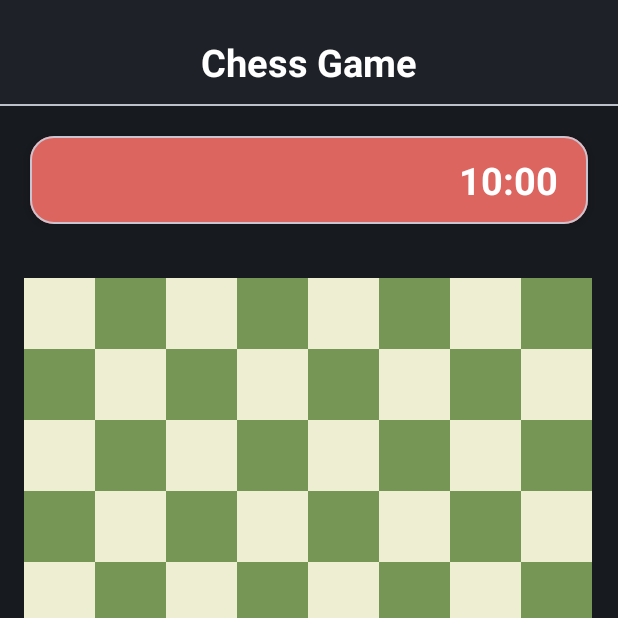
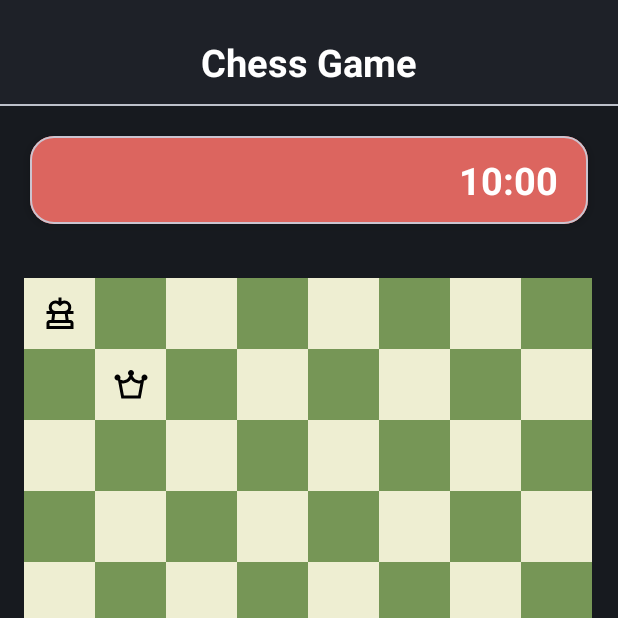
Before and after one commit to BlankNaru/Chess-pl, an Android app: the screen it shows after launch (MainActivity), on a phone screen of 412 x 824 dp, the top half of it. Run offline under Robolectric (Android 15) with nearby library versions, the phone set to English and light mode, and no system bars.

Commit message:
Creating chessboard, adding classes for figures and setting them on the board

```diff
--- /dev/null
+++ b/app/src/main/java/com/example/chesspl/ChessHelper.java
@@ -0,0 +1,61 @@
+package com.example.chesspl;
+
+import android.app.Activity;
+import android.graphics.Color;
+import android.view.View;
+import android.widget.FrameLayout;
+import android.widget.GridLayout;
+import android.widget.ImageView;
+
+import com.example.chesspl.chessClasses.Chessboard;
+
+public class ChessHelper {
+
+
+    public static void generateFields(GridLayout chessboardLayout, Activity activity, Chessboard chessboard)
+    {
+
+        int size = 8;
+
+        chessboardLayout.post(() -> {
+            int cellSize = chessboardLayout.getWidth() / size;
+
+            for (int row = 0; row < size; row++) {
+                for (int col = 0; col < size; col++) {
+
+                    FrameLayout square = new FrameLayout(activity);
+
+                    View tileView = new View(activity);
+                    tileView.setBackgroundColor(
+                            ((row + col) % 2 == 0) ? Color.parseColor("#EEEED2") : Color.parseColor("#769656")
+                    );
+                    FrameLayout.LayoutParams tileParams = new FrameLayout.LayoutParams(
+                            FrameLayout.LayoutParams.MATCH_PARENT,
+                            FrameLayout.LayoutParams.MATCH_PARENT
+                    );
+                    square.addView(tileView, tileParams);
+
+                    ImageView pieceView = new ImageView(activity);
+                    pieceView.setScaleType(ImageView.ScaleType.CENTER_INSIDE);
+                    pieceView.setImageResource(R.drawable.king);
+                    pieceView.setVisibility(View.GONE);
+                    FrameLayout.LayoutParams pieceParams = new FrameLayout.LayoutParams(
+                            FrameLayout.LayoutParams.MATCH_PARENT,
+                            FrameLayout.LayoutParams.MATCH_PARENT
+                    );
+                    square.addView(pieceView, pieceParams);
+
+                    GridLayout.LayoutParams params = new GridLayout.LayoutParams();
+                    params.width = cellSize;
+                    params.height = cellSize;
+                    params.rowSpec = GridLayout.spec(row);
+                    params.columnSpec = GridLayout.spec(col);
+
+                    chessboardLayout.addView(square, params);
+                    chessboard.getFields().get(row).get(col).setGraphic(square, pieceView);
+                }
+            }
+            chessboard.piecesInit();
+        });
+    }
+}
--- a/app/src/main/java/com/example/chesspl/MainActivity.java
+++ b/app/src/main/java/com/example/chesspl/MainActivity.java
@@ -11,6 +11,8 @@ import androidx.core.graphics.Insets;
 import androidx.core.view.ViewCompat;
 import androidx.core.view.WindowInsetsCompat;
 
+import com.example.chesspl.chessClasses.Chessboard;
+
 public class MainActivity extends AppCompatActivity {
 
     @Override
@@ -19,31 +21,7 @@ public class MainActivity extends AppCompatActivity {
         setContentView(R.layout.game_layout);
 
         GridLayout chessBoard = findViewById(R.id.chessBoard);
-        int size = 8;
+        Chessboard chessboard = new Chessboard(false, chessBoard, this);
 
-        chessBoard.post(() -> {
-            int cellSize = chessBoard.getWidth() / size;
-
-            for (int row = 0; row < size; row++) {
-                for (int col = 0; col < size; col++) {
-
-                    View square = new View(this);
-
-                    if ((row + col) % 2 == 0) {
-                        square.setBackgroundColor(Color.parseColor("#EEEED2")); // light
-                    } else {
-                        square.setBackgroundColor(Color.parseColor("#769656")); // dark
-                    }
-
-                    GridLayout.LayoutParams params = new GridLayout.LayoutParams();
-                    params.width = cellSize;
-                    params.height = cellSize;
-                    params.rowSpec = GridLayout.spec(row);
-                    params.columnSpec = GridLayout.spec(col);
-
-                    chessBoard.addView(square, params);
-                }
-            }
-        });
     }
 }
--- /dev/null
+++ b/app/src/main/java/com/example/chesspl/chessClasses/ChessField.java
@@ -0,0 +1,54 @@
+package com.example.chesspl.chessClasses;
+
+import android.app.Activity;
+import android.view.View;
+import android.widget.FrameLayout;
+import android.widget.ImageView;
+
+import com.example.chesspl.R;
+
+public class ChessField {
+    private String letter;
+    private String number;
+    private Piece piece = null;
+    private FrameLayout view;
+    private ImageView pieceView;
+
+    public ChessField(String field)
+    {
+        letter = field.substring(0,1);
+        number = field.substring(1);
+    }
+
+    public ChessField(String letter, String number)
+    {
+        this.letter = letter;
+        this.number = number;
+    }
+
+    public Piece getPiece() {
+        return piece;
+    }
+
+    public void setPiece(Piece piece) {
+        this.piece = piece;
+        pieceView.setImageResource(piece.getDrawable());
+        pieceView.setVisibility(View.VISIBLE);
+    }
+    public void clearPiece()
+    {
+        pieceView.setVisibility(View.GONE);
+        this.piece = null;
+    }
+
+
+    public String getCoordinates()
+    {
+        return letter + number;
+    }
+
+    public void setGraphic(FrameLayout view, ImageView pieceView) {
+        this.view = view;
+        this.pieceView = pieceView;
+    }
+}
--- /dev/null
+++ b/app/src/main/java/com/example/chesspl/chessClasses/Chessboard.java
@@ -0,0 +1,81 @@
+package com.example.chesspl.chessClasses;
+
+import android.app.Activity;
+import android.widget.GridLayout;
+
+import com.example.chesspl.ChessHelper;
+
+import java.util.ArrayList;
+import java.util.List;
+
+public class Chessboard {
+
+    private List<List<ChessField>> fields;
+    private boolean empty;
+
+    public Chessboard(boolean empty, GridLayout chessboardLayout, Activity activity)
+    {
+        this.empty = empty;
+        fieldsInit();
+        ChessHelper.generateFields(chessboardLayout, activity, this);
+    }
+
+    public void fieldsInit()
+    {
+        fields = new ArrayList<>();
+        for(int i=1; i<=8; i++)
+        {
+            List<ChessField> row = new ArrayList<>();
+            for(int j='A'; j<='H'; j++)
+            {
+                String letterAsString = Character.toString(Character.forDigit(j, 10));
+                String numberAsString = Integer.toString(i);
+                row.add(new ChessField(letterAsString, numberAsString));
+            }
+            fields.add(row);
+        }
+    }
+
+    public void piecesInit()
+    {
+        if(empty)
+            return;
+        fields.get(0).get(0).setPiece(new King(Color.WHITE));
+        fields.get(1).get(1).setPiece(new Queen(Color.WHITE));
+    }
+
+    public void setNewPiece(int row, int col, Piece piece)
+    {
+        fields.get(row).get(col).setPiece(piece);
+    }
+
+    public void setPiece(String coordinates, Piece piece)
+    {
+        for(List<ChessField> row : fields)
+            for(ChessField field : row)
+                if(field.getCoordinates().equals(coordinates))
+                {
+                    takePiece(field);
+                    ChessField oldField = getLocation(piece);
+                    field.setPiece(piece);
+                    oldField.setPiece(null);
+                }
+    }
+
+    public void takePiece(ChessField field)
+    {
+        field.setPiece(null);
+    }
+    public ChessField getLocation(Piece piece)
+    {
+        for(List<ChessField> row : fields)
+            for(ChessField field : row)
+                if(field.getPiece().equals(piece))
+                    return field;
+        return null;
+    }
+
+    public List<List<ChessField>> getFields() {
+        return fields;
+    }
+}
--- /dev/null
+++ b/app/src/main/java/com/example/chesspl/chessClasses/Color.java
@@ -0,0 +1,6 @@
+package com.example.chesspl.chessClasses;
+
+public enum Color {
+    WHITE,
+    BLACK
+}
--- /dev/null
+++ b/app/src/main/java/com/example/chesspl/chessClasses/King.java
@@ -0,0 +1,19 @@
+package com.example.chesspl.chessClasses;
+
+import android.graphics.drawable.Drawable;
+
+import com.example.chesspl.R;
+
+public class King implements Piece{
+    private Color color;
+
+    public King(Color color)
+    {
+        this.color = color;
+    }
+
+    @Override
+    public int getDrawable() {
+        return R.drawable.king;
+    }
+}
--- /dev/null
+++ b/app/src/main/java/com/example/chesspl/chessClasses/Piece.java
@@ -0,0 +1,7 @@
+package com.example.chesspl.chessClasses;
+
+import android.graphics.drawable.Drawable;
+
+public interface Piece {
+    int getDrawable();
+}
--- /dev/null
+++ b/app/src/main/java/com/example/chesspl/chessClasses/Queen.java
@@ -0,0 +1,17 @@
+package com.example.chesspl.chessClasses;
+
+import com.example.chesspl.R;
+
+public class Queen implements Piece {
+    private Color color;
+
+    public Queen(Color color)
+    {
+        this.color = color;
+    }
+
+    @Override
+    public int getDrawable() {
+        return R.drawable.queen;
+    }
+}
--- /dev/null
+++ b/app/src/main/res/drawable/king.xml
@@ -0,0 +1,10 @@
+<vector xmlns:android="http://schemas.android.com/apk/res/android"
+    android:width="24dp"
+    android:height="24dp"
+    android:viewportWidth="960"
+    android:viewportHeight="960"
+    android:tint="@color/black">
+  <path
+      android:pathData="m480,274 l-54,-48q-14,-12 -30.5,-19t-35.5,-7q-42,0 -71,29t-29,71q0,42 29,71t71,29L210,400q-14,-22 -22,-47t-8,-53q0,-75 52.5,-127.5T360,120q21,0 41,4.5t39,14.5v-99h80v99q19,-9 39,-14t41,-5q75,0 127.5,52.5T780,300q0,28 -8,53t-22,47L600,400q42,0 71,-29t29,-71q0,-42 -29,-71t-71,-29q-19,0 -35.5,6.5T534,226l-54,48ZM120,880v-160q0,-33 23.5,-56.5T200,640h50l20,-160L120,480v-80h720v80L690,480l20,160h50q33,0 56.5,23.5T840,720v160L120,880ZM200,800h560v-80L200,720v80ZM330,640h299l-20,-160L350,480l-20,160ZM480,800ZM480,480Z"
+      android:fillColor="#e3e3e3"/>
+</vector>
--- /dev/null
+++ b/app/src/main/res/drawable/queen.xml
@@ -0,0 +1,10 @@
+<vector xmlns:android="http://schemas.android.com/apk/res/android"
+    android:width="24dp"
+    android:height="24dp"
+    android:viewportWidth="960"
+    android:viewportHeight="960"
+    android:tint="@color/black">
+  <path
+      android:pathData="m223,840 l-89,-481q-37,7 -65.5,-17T40,280q0,-33 23.5,-56.5T120,200q33,0 56.5,23.5T200,280q0,14 -4,26t-12,22q22,13 44.5,21.5T276,358q44,0 81.5,-22t58.5,-60l25,-46q-19,-11 -30,-29t-11,-41q0,-33 23.5,-56.5T480,80q33,0 56.5,23.5T560,160q0,23 -11,41t-30,29l25,46q21,38 58.5,60t81.5,22q25,0 47.5,-8t44.5,-21q-8,-10 -12,-22.5t-4,-26.5q0,-33 23.5,-56.5T840,200q33,0 56.5,23.5T920,280q0,38 -28.5,62T826,359l-89,481L223,840ZM290,760h380l60,-326q-11,2 -23,3.5t-23,1.5q-63,0 -117,-30t-87,-84q-33,54 -87,84t-117,30q-11,0 -23,-1.5t-23,-3.5l60,326ZM480,760Z"
+      android:fillColor="#e3e3e3"/>
+</vector>
--- a/app/src/main/res/layout-port/game_layout.xml
+++ b/app/src/main/res/layout-port/game_layout.xml
@@ -7,7 +7,8 @@
     android:layout_width="match_parent"
     android:layout_height="match_parent"
     android:background="@color/almost_black"
-    tools:context=".MainActivity">
+    tools:context=".MainActivity"
+    tools:ignore="MissingDefaultResource">
 
     <TextView
         android:id="@+id/sectionTitle"
```
Also changed, not shown: app/src/main/java/com/example/chesspl/chessClasses/Bishop.java (added, +17 -0 lines), app/src/main/java/com/example/chesspl/chessClasses/Knight.java (added, +18 -0 lines), app/src/main/java/com/example/chesspl/chessClasses/Pawn.java (added, +17 -0 lines), app/src/main/java/com/example/chesspl/chessClasses/Rook.java (added, +17 -0 lines), app/src/main/res/drawable/bishop.xml (added, +9 -0 lines), app/src/main/res/drawable/knight.xml (added, +9 -0 lines), app/src/main/res/drawable/pawn.xml (added, +9 -0 lines).
